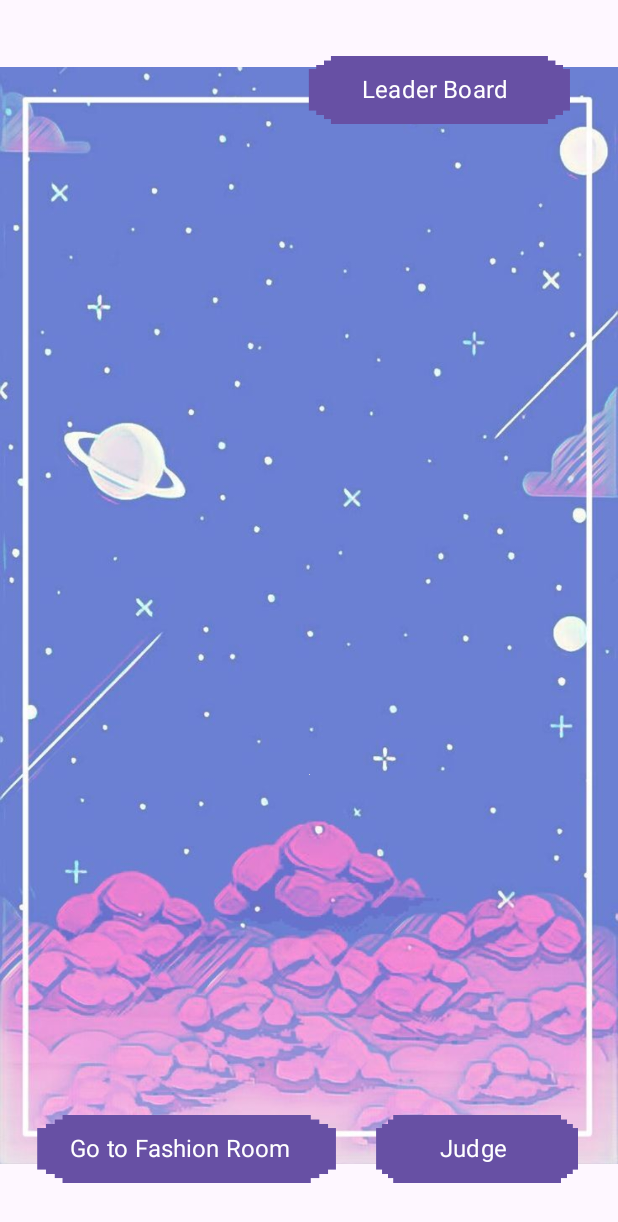
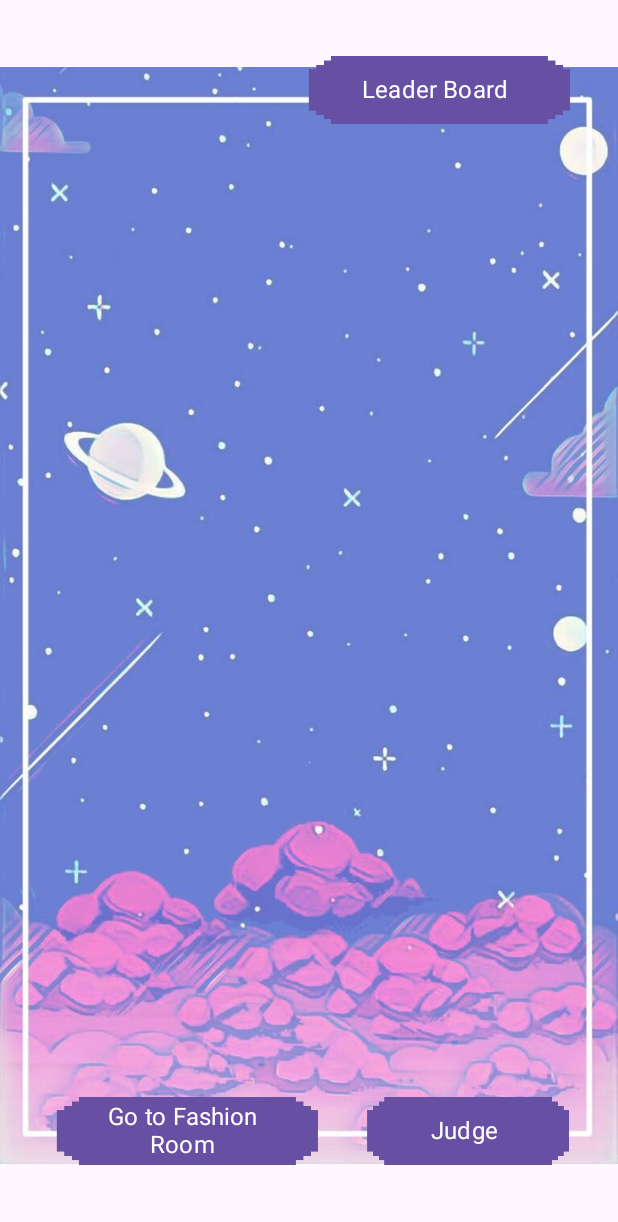
Before and after one commit to BrnDnzDzgn/487Proje, an Android app: the layout activity_main.xml on its own in the app's theme, with its tools: preview values and no code run, on a phone screen of 412 x 824 dp. Shown: the top 1222 px of the screen. Run offline under Robolectric (Android 15) with nearby library versions, the phone set to English and light mode, and no system bars; Roboto replaces fonts that are not available here.

```diff
--- a/app/src/main/res/layout/activity_main.xml
+++ b/app/src/main/res/layout/activity_main.xml
@@ -22,10 +22,10 @@
 
     <Button
         android:id="@+id/goFashion"
-        android:layout_width="207dp"
+        android:layout_width="181dp"
         android:layout_height="110dp"
-        android:layout_marginEnd="188dp"
-        android:layout_marginBottom="4dp"
+        android:layout_marginEnd="200dp"
+        android:layout_marginBottom="16dp"
         android:background="@drawable/button_style3"
         android:fontFamily="@font/alfa_slab_one"
         android:text="@string/main_to_fashionRoom"
@@ -50,14 +50,14 @@
         android:id="@+id/button5"
         android:layout_width="140dp"
         android:layout_height="110dp"
-        android:layout_marginBottom="4dp"
+        android:layout_marginBottom="16dp"
         android:background="@drawable/button_style3"
         android:fontFamily="@font/alfa_slab_one"
         android:text="Judge"
         android:textSize="16sp"
         app:layout_constraintBottom_toBottomOf="parent"
         app:layout_constraintEnd_toEndOf="parent"
-        app:layout_constraintHorizontal_bias="0.903"
+        app:layout_constraintHorizontal_bias="0.881"
         app:layout_constraintStart_toStartOf="parent" />
 
     <Spinner
```
